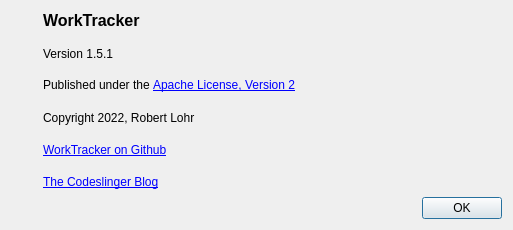
Qt form src/ui/aboutdialog.ui (the-codeslinger/WorkTracker) before a commit.
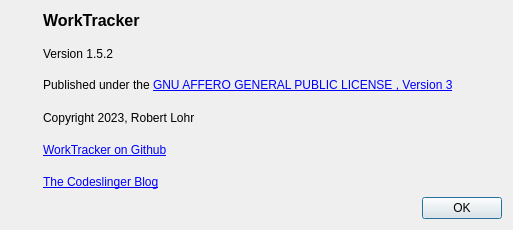
The same form after that commit. Icons and pictures are not drawn.

Commit message: Fix license comments everywhere.

```diff
--- a/src/ui/aboutdialog.ui
+++ b/src/ui/aboutdialog.ui
@@ -66,21 +66,22 @@
        <item>
         <widget class="QLabel" name="versionLabel">
          <property name="text">
-          <string>Version 1.5.1</string>
+          <string>Version 1.5.2</string>
          </property>
         </widget>
        </item>
        <item>
         <widget class="QLabel" name="licenseLabel">
          <property name="text">
-          <string>&lt;html&gt;&lt;head/&gt;&lt;body&gt;&lt;p&gt;Published under the &lt;a href=&quot;http://www.apache.org/licenses/LICENSE-2.0&quot;&gt;&lt;span style=&quot; text-decoration: underline; color:#0000ff;&quot;&gt;Apache License, Version 2&lt;/span&gt;&lt;/a&gt;&lt;/p&gt;&lt;/body&gt;&lt;/html&gt;</string>
+          <string>&lt;html&gt;&lt;head/&gt;&lt;body&gt;&lt;p&gt;Published under the &lt;a href=&quot;https://www.gnu.org/licenses/agpl-3.0.de.html&quot;&gt;&lt;span style=&quot; text-decoration: underline; color:#0000ff;&quot;&gt;GNU AFFERO GENERAL PUBLIC LICENSE
+, Version 3&lt;/span&gt;&lt;/a&gt;&lt;/p&gt;&lt;/body&gt;&lt;/html&gt;</string>
          </property>
         </widget>
        </item>
        <item>
         <widget class="QLabel" name="copyrightLabel">
          <property name="text">
-          <string>Copyright 2022, Robert Lohr</string>
+          <string>Copyright 2023, Robert Lohr</string>
          </property>
         </widget>
        </item>
```
Left out of the diff: 8 changed lines with no effect on the pictures. The commit also changes 56 other files.
